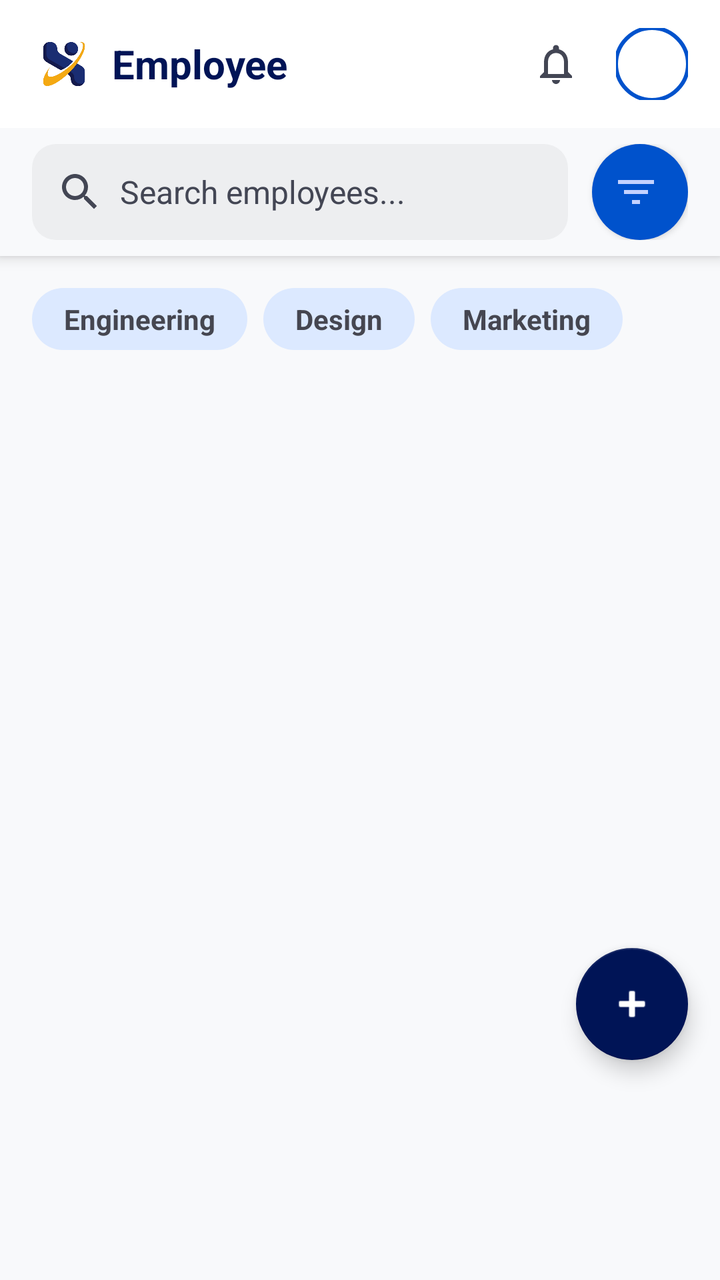
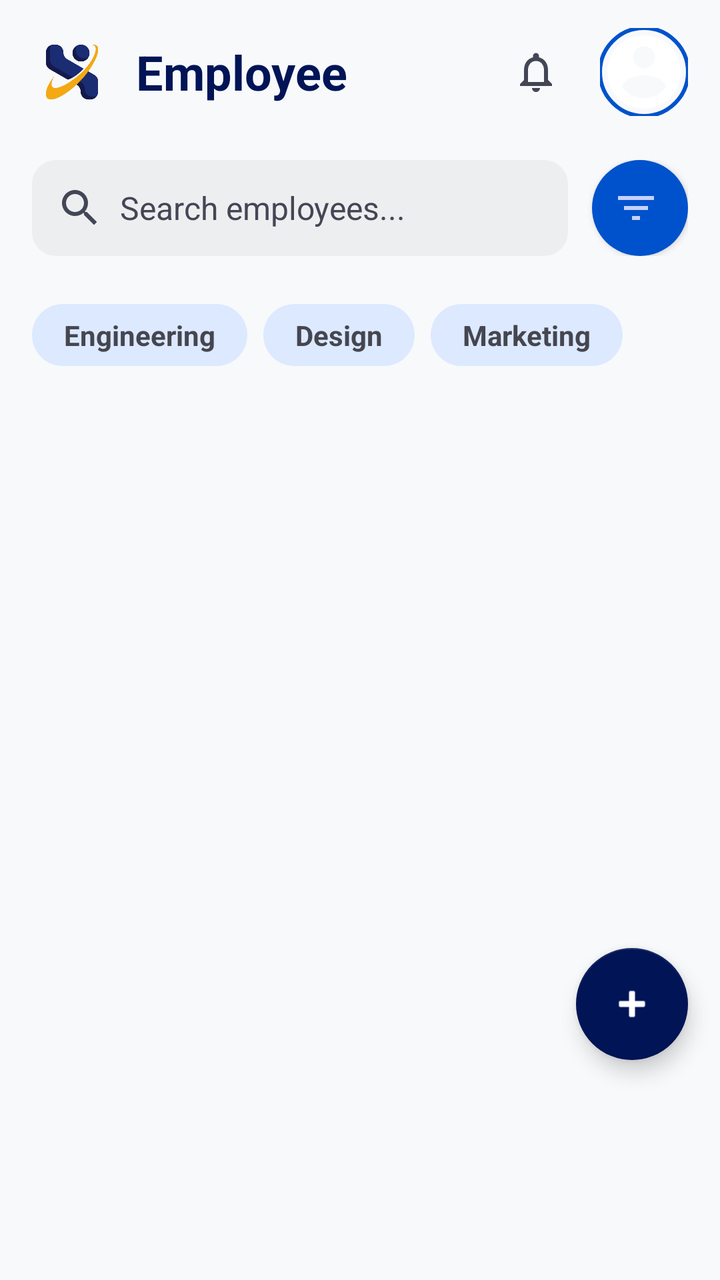

Before-and-after screenshots of an Android layout around one commit, followed by the original layout XML and the change that was made.
<!-- AndroidManifest.xml: application theme Theme.JavaTraining -->
<!-- res/layout/fragment_employees.xml -->
<?xml version="1.0" encoding="utf-8"?>
<androidx.coordinatorlayout.widget.CoordinatorLayout xmlns:android="http://schemas.android.com/apk/res/android"
    xmlns:app="http://schemas.android.com/apk/res-auto"
    xmlns:tools="http://schemas.android.com/tools"
    android:layout_width="match_parent"
    android:layout_height="match_parent"
    android:background="@color/html_surface_new"
    android:fitsSystemWindows="true">

    <com.google.android.material.appbar.AppBarLayout
        android:layout_width="match_parent"
        android:layout_height="wrap_content"
        android:background="#FFFFFF"
        app:elevation="4dp">

        <LinearLayout
            android:layout_width="match_parent"
            android:layout_height="wrap_content"
            android:orientation="vertical">

            
            <androidx.constraintlayout.widget.ConstraintLayout
                android:layout_width="match_parent"
                android:layout_height="64dp"
                android:paddingHorizontal="16dp">

                <LinearLayout
                    android:layout_width="wrap_content"
                    android:layout_height="wrap_content"
                    android:gravity="center_vertical"
                    android:orientation="horizontal"
                    app:layout_constraintBottom_toBottomOf="parent"
                    app:layout_constraintStart_toStartOf="parent"
                    app:layout_constraintTop_toTopOf="parent">

                    <ImageView
                        android:layout_width="32dp"
                        android:layout_height="32dp"
                        android:layout_marginEnd="8dp"
                        android:src="@drawable/logo_face_recognition" />

                    <TextView
                        android:layout_width="wrap_content"
                        android:layout_height="wrap_content"
                        android:text="Employee"
                        android:textColor="@color/html_primary"
                        android:textSize="20sp"
                        android:textStyle="bold" />
                </LinearLayout>

                <LinearLayout
                    android:layout_width="wrap_content"
                    android:layout_height="wrap_content"
                    android:gravity="center_vertical"
                    android:orientation="horizontal"
                    app:layout_constraintBottom_toBottomOf="parent"
                    app:layout_constraintEnd_toEndOf="parent"
                    app:layout_constraintTop_toTopOf="parent">

                    <ImageButton
                        android:layout_width="44dp"
                        android:layout_height="44dp"
                        android:layout_marginEnd="8dp"
                        android:background="?attr/selectableItemBackgroundBorderless"
                        android:src="@drawable/ic_notifications"
                        app:tint="@color/html_on_surface_variant_new" />

                    <com.google.android.material.imageview.ShapeableImageView
                        android:layout_width="36dp"
                        android:layout_height="36dp"
                        android:scaleType="centerCrop"
                        android:src="@drawable/ic_avatar"
                        app:shapeAppearanceOverlay="@style/ShapeAppearance.Material3.Corner.Full"
                        app:strokeColor="@color/html_primary_container_new"
                        app:strokeWidth="2dp" />
                </LinearLayout>
            </androidx.constraintlayout.widget.ConstraintLayout>

            
            <LinearLayout
                android:layout_width="match_parent"
                android:layout_height="wrap_content"
                android:background="@color/html_surface_new"
                android:orientation="horizontal"
                android:paddingHorizontal="16dp"
                android:paddingVertical="8dp">

                <FrameLayout
                    android:layout_width="0dp"
                    android:layout_height="48dp"
                    android:layout_marginEnd="12dp"
                    android:layout_weight="1"
                    android:background="@drawable/bg_input_rounded"
                    android:backgroundTint="@color/html_surface_container_new">

                    <ImageView
                        android:layout_width="24dp"
                        android:layout_height="24dp"
                        android:layout_gravity="center_vertical"
                        android:layout_marginStart="12dp"
                        android:src="@drawable/ic_search"
                        app:tint="@color/html_on_surface_variant_new" />

                    <EditText
                        android:layout_width="match_parent"
                        android:layout_height="match_parent"
                        android:background="@null"
                        android:hint="Search employees..."
                        android:paddingStart="44dp"
                        android:paddingEnd="16dp"
                        android:textColor="@color/html_on_surface_new"
                        android:textColorHint="@color/html_on_surface_variant_new"
                        android:textSize="16sp" />
                </FrameLayout>

                <com.google.android.material.button.MaterialButton
                    style="@style/Widget.MaterialComponents.Button.Icon"
                    android:layout_width="48dp"
                    android:layout_height="48dp"
                    android:insetLeft="0dp"
                    android:insetTop="0dp"
                    android:insetRight="0dp"
                    android:insetBottom="0dp"
                    app:backgroundTint="@color/html_primary_container_new"
                    app:cornerRadius="24dp"
                    app:icon="@drawable/ic_filter_list"
                    app:iconGravity="textStart"
                    app:iconPadding="0dp"
                    app:iconTint="@color/html_on_primary_container_new" />
            </LinearLayout>

        </LinearLayout>
    </com.google.android.material.appbar.AppBarLayout>

    <androidx.core.widget.NestedScrollView
        android:layout_width="match_parent"
        android:layout_height="match_parent"
        android:clipToPadding="false"
        android:paddingBottom="100dp"
        app:layout_behavior="@string/appbar_scrolling_view_behavior">

        <LinearLayout
            android:layout_width="match_parent"
            android:layout_height="wrap_content"
            android:orientation="vertical"
            android:paddingHorizontal="16dp"
            android:paddingTop="16dp">

            
            <HorizontalScrollView
                android:layout_width="match_parent"
                android:layout_height="wrap_content"
                android:layout_marginBottom="16dp"
                android:scrollbars="none">

                <LinearLayout
                    android:layout_width="wrap_content"
                    android:layout_height="wrap_content"
                    android:orientation="horizontal">

                    <TextView
                        android:layout_width="wrap_content"
                        android:layout_height="wrap_content"
                        android:layout_marginEnd="8dp"
                        android:background="@drawable/bg_chip_inactive"
                        android:paddingHorizontal="16dp"
                        android:paddingVertical="6dp"
                        android:text="Engineering"
                        android:textColor="@color/html_on_surface_variant"
                        android:textSize="14sp"
                        android:textStyle="bold" />

                    <TextView
                        android:layout_width="wrap_content"
                        android:layout_height="wrap_content"
                        android:layout_marginEnd="8dp"
                        android:background="@drawable/bg_chip_inactive"
                        android:paddingHorizontal="16dp"
                        android:paddingVertical="6dp"
                        android:text="Design"
                        android:textColor="@color/html_on_surface_variant"
                        android:textSize="14sp"
                        android:textStyle="bold" />

                    <TextView
                        android:layout_width="wrap_content"
                        android:layout_height="wrap_content"
                        android:layout_marginEnd="8dp"
                        android:background="@drawable/bg_chip_inactive"
                        android:paddingHorizontal="16dp"
                        android:paddingVertical="6dp"
                        android:text="Marketing"
                        android:textColor="@color/html_on_surface_variant"
                        android:textSize="14sp"
                        android:textStyle="bold" />
                </LinearLayout>
            </HorizontalScrollView>
        </LinearLayout>
    </androidx.core.widget.NestedScrollView>

    
    <androidx.recyclerview.widget.RecyclerView
        android:id="@+id/rvEmployees"
        android:layout_width="match_parent"
        android:layout_height="match_parent"
        android:clipToPadding="false"
        android:paddingHorizontal="16dp"
        android:paddingTop="8dp"
        android:paddingBottom="100dp"
        app:layout_behavior="@string/appbar_scrolling_view_behavior" />

    
    <com.google.android.material.floatingactionbutton.FloatingActionButton
        android:id="@+id/fabAdd"
        android:layout_width="wrap_content"
        android:layout_height="wrap_content"
        android:layout_gravity="bottom|end"
        android:layout_marginEnd="16dp"
        android:layout_marginBottom="110dp"
        android:src="@android:drawable/ic_input_add"
        app:backgroundTint="@color/html_primary"
        app:tint="@color/html_on_primary" />

</androidx.coordinatorlayout.widget.CoordinatorLayout>
<!-- resources referenced by this layout -->
<resources>
  <color name="html_on_primary">#ffffff</color>
  <color name="html_on_primary_container_new">#c4d2ff</color>
  <color name="html_on_surface_new">#191c1e</color>
  <color name="html_on_surface_variant">#454650</color>
  <color name="html_on_surface_variant_new">#434654</color>
  <color name="html_primary">#001456</color>
  <color name="html_primary_container_new">#0052cc</color>
  <color name="html_surface_container_new">#edeef0</color>
  <color name="html_surface_new">#f8f9fb</color>
  <!-- drawable bg_chip_inactive (drawable) -->
  <?xml version="1.0" encoding="utf-8"?>
  <shape xmlns:android="http://schemas.android.com/apk/res/android"
      android:shape="rectangle">
      <solid android:color="@color/html_surface_container_high" />
      <corners android:radius="100dp" />
  </shape>
  <!-- drawable bg_input_rounded (drawable) -->
  <?xml version="1.0" encoding="utf-8"?>
  <shape xmlns:android="http://schemas.android.com/apk/res/android"
      android:shape="rectangle">
      <solid android:color="#F0F4F8" />
      <corners android:radius="12dp" />
  </shape>
  <!-- drawable ic_avatar (drawable) -->
  <vector xmlns:android="http://schemas.android.com/apk/res/android"
      android:width="24dp"
      android:height="24dp"
      android:viewportWidth="24"
      android:viewportHeight="24"
      android:tint="#FFFFFF">
      <path
          android:fillColor="@android:color/white"
          android:pathData="M12,2C6.48,2 2,6.48 2,12s4.48,10 10,10 10,-4.48 10,-10S17.52,2 12,2zM12,19.2c-2.5,0 -4.71,-1.28 -6,-3.22 0.03,-1.99 4,-3.08 6,-3.08 1.99,0 5.97,1.09 6,3.08 -1.29,1.94 -3.5,3.22 -6,3.22zM12,11c-1.66,0 -3,-1.34 -3,-3s1.34,-3 3,-3 3,1.34 3,3 -1.34,3 -3,3z"/>
  </vector>
  <!-- drawable ic_filter_list (drawable) -->
  <vector xmlns:android="http://schemas.android.com/apk/res/android"
      android:width="24dp"
      android:height="24dp"
      android:viewportWidth="24"
      android:viewportHeight="24"
      android:tint="?attr/colorControlNormal">
    <path
        android:fillColor="@android:color/white"
        android:pathData="M10,18h4v-2h-4v2zM3,6v2h18V6H3zM6,13h12v-2H6v2z"/>
  </vector>
  <!-- drawable ic_notifications (drawable) -->
  <vector xmlns:android="http://schemas.android.com/apk/res/android"
      android:width="24dp"
      android:height="24dp"
      android:viewportWidth="24"
      android:viewportHeight="24"
      android:tint="?attr/colorControlNormal">
    <path
        android:fillColor="@android:color/white"
        android:pathData="M12,22c1.1,0 2,-0.9 2,-2h-4c0,1.1 0.9,2 2,2zm6,-6v-5c0,-3.07 -1.63,-5.64 -4.5,-6.32V4c0,-0.83 -0.67,-1.5 -1.5,-1.5s-1.5,0.67 -1.5,1.5v0.68C7.64,5.36 6,7.92 6,11v5l-2,2v1h16v-1l-2,-2zm-2,1H8v-6c0,-2.48 1.51,-4.5 4,-4.5s4,2.02 4,4.5v6z"/>
  </vector>
  <!-- drawable ic_search (drawable) -->
  <vector xmlns:android="http://schemas.android.com/apk/res/android"
      android:width="24dp"
      android:height="24dp"
      android:viewportWidth="24"
      android:viewportHeight="24"
      android:tint="?attr/colorControlNormal">
    <path
        android:fillColor="@android:color/white"
        android:pathData="M15.5,14h-0.79l-0.28,-0.27C15.41,12.59 16,11.11 16,9.5 16,5.91 13.09,3 9.5,3S3,5.91 3,9.5 5.91,16 9.5,16c1.61,0 3.09,-0.59 4.23,-1.57l0.27,0.28v0.79l5,4.99L20.49,19l-4.99,-5zM9.5,14C7.01,14 5,11.99 5,9.5S7.01,5 9.5,5 14,7.01 14,9.5 11.99,14 9.5,14z"/>
  </vector>
  <color name="html_surface_container_high">#dce9ff</color>
  <color name="colorPrimary">#1A2D72</color>
  <color name="colorPrimaryDark">#141A4C</color>
  <color name="textWhite">#FFFFFF</color>
  <color name="colorAccent">#F4A912</color>
  <color name="backgroundLight">#1A2D72</color>
  <color name="cardBackground">#283C90</color>
  <color name="textPrimary">#FFFFFF</color>
  <!-- unchanged entries left out for length: 2 -->
</resources>

<!-- the commit's change to res/layout/fragment_employees.xml (unified diff, before → after) -->
@@ -10,8 +10,8 @@
     <com.google.android.material.appbar.AppBarLayout
         android:layout_width="match_parent"
         android:layout_height="wrap_content"
-        android:background="#FFFFFF"
-        app:elevation="4dp">
+        android:background="@android:color/transparent"
+        app:elevation="0dp">
 
         <LinearLayout
             android:layout_width="match_parent"
@@ -21,7 +21,7 @@
             
             <androidx.constraintlayout.widget.ConstraintLayout
                 android:layout_width="match_parent"
-                android:layout_height="64dp"
+                android:layout_height="72dp"
                 android:paddingHorizontal="16dp">
 
                 <LinearLayout
@@ -34,9 +34,9 @@
                     app:layout_constraintTop_toTopOf="parent">
 
                     <ImageView
-                        android:layout_width="32dp"
-                        android:layout_height="32dp"
-                        android:layout_marginEnd="8dp"
+                        android:layout_width="40dp"
+                        android:layout_height="40dp"
+                        android:layout_marginEnd="12dp"
                         android:src="@drawable/logo_face_recognition" />
 
                     <TextView
@@ -44,7 +44,7 @@
                         android:layout_height="wrap_content"
                         android:text="Employee"
                         android:textColor="@color/html_primary"
-                        android:textSize="20sp"
+                        android:textSize="24sp"
                         android:textStyle="bold" />
                 </LinearLayout>
 
@@ -58,16 +58,19 @@
                     app:layout_constraintTop_toTopOf="parent">
 
                     <ImageButton
-                        android:layout_width="44dp"
-                        android:layout_height="44dp"
+                        android:layout_width="48dp"
+                        android:layout_height="48dp"
                         android:layout_marginEnd="8dp"
                         android:background="?attr/selectableItemBackgroundBorderless"
                         android:src="@drawable/ic_notifications"
                         app:tint="@color/html_on_surface_variant_new" />
 
                     <com.google.android.material.imageview.ShapeableImageView
-                        android:layout_width="36dp"
-                        android:layout_height="36dp"
+                        android:layout_width="44dp"
+                        android:layout_height="44dp"
+                        android:clickable="true"
+                        android:focusable="true"
+                        android:foreground="?attr/selectableItemBackgroundBorderless"
                         android:scaleType="centerCrop"
                         android:src="@drawable/ic_avatar"
                         app:shapeAppearanceOverlay="@style/ShapeAppearance.Material3.Corner.Full"
